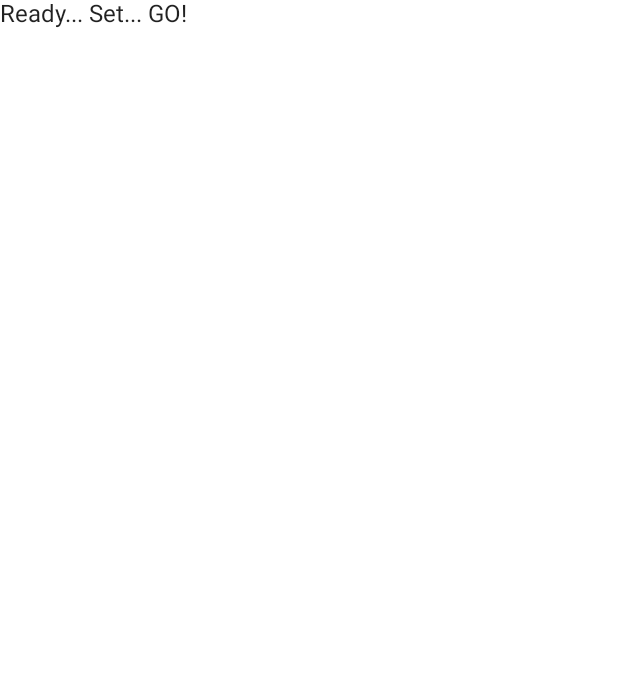
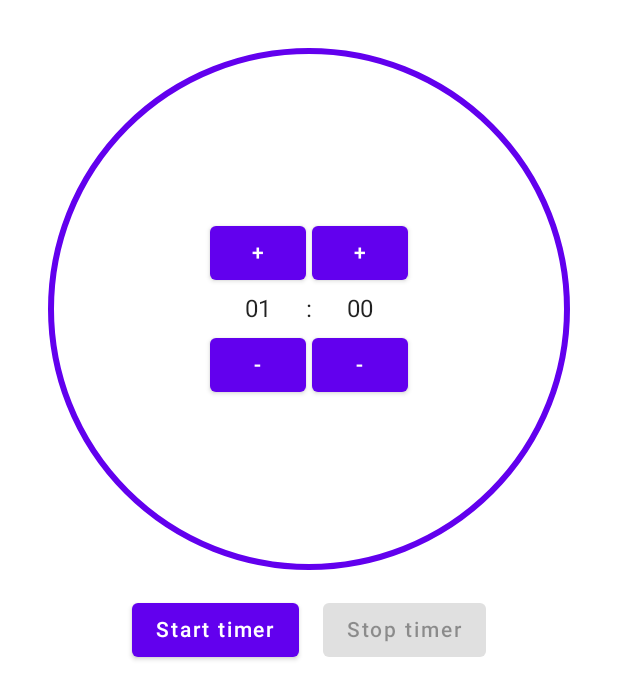
Before and after one commit to patrickdw1991/android-dev-challenge-compose-2, an Android app built with Jetpack Compose: the screen it shows after launch (MainActivity), on a phone screen of 412 x 824 dp. Before the commit the part shown is almost empty. Shown: the top 699 px of the screen. Run offline under Robolectric (Android 15) with nearby library versions, the phone set to English and light mode, and no system bars; our stand-ins replace livedata-compose.

Commit message:
Implement timer

```diff
--- a/app/build.gradle
+++ b/app/build.gradle
@@ -73,6 +73,7 @@ dependencies {
     implementation "androidx.compose.material:material-icons-extended:$compose_version"
     implementation "androidx.compose.ui:ui-tooling:$compose_version"
     implementation 'androidx.lifecycle:lifecycle-runtime-ktx:2.3.0'
+    implementation "androidx.compose.runtime:runtime-livedata:$compose_version"
 
     testImplementation 'junit:junit:4.13.2'
 
--- a/app/src/main/java/com/example/androiddevchallenge/MainActivity.kt
+++ b/app/src/main/java/com/example/androiddevchallenge/MainActivity.kt
@@ -18,37 +18,131 @@ package com.example.androiddevchallenge
 import android.os.Bundle
 import androidx.activity.compose.setContent
 import androidx.appcompat.app.AppCompatActivity
+import androidx.compose.foundation.layout.Arrangement
+import androidx.compose.foundation.layout.Box
+import androidx.compose.foundation.layout.Column
+import androidx.compose.foundation.layout.Row
+import androidx.compose.foundation.layout.aspectRatio
+import androidx.compose.foundation.layout.fillMaxWidth
+import androidx.compose.foundation.layout.padding
+import androidx.compose.material.Button
 import androidx.compose.material.MaterialTheme
 import androidx.compose.material.Surface
 import androidx.compose.material.Text
 import androidx.compose.runtime.Composable
+import androidx.compose.runtime.getValue
+import androidx.compose.runtime.livedata.observeAsState
+import androidx.compose.ui.Alignment
+import androidx.compose.ui.Modifier
 import androidx.compose.ui.tooling.preview.Preview
+import androidx.compose.ui.unit.dp
+import androidx.lifecycle.lifecycleScope
 import com.example.androiddevchallenge.ui.theme.MyTheme
+import kotlinx.coroutines.Job
+import kotlinx.coroutines.delay
 
 class MainActivity : AppCompatActivity() {
+    var timerJob: Job? = null
+
+    val viewModel = MainViewModel()
+
     override fun onCreate(savedInstanceState: Bundle?) {
         super.onCreate(savedInstanceState)
+
         setContent {
             MyTheme {
-                MyApp()
-            }
+                val timeLeft: Int by viewModel.timeLeft.observeAsState(60)
+                val totalTime: Int by viewModel.totalTime.observeAsState(60)
+                val state: MainViewModel.State by viewModel.state.observeAsState(MainViewModel.State.STOPPED)
+
+                TimerScreen(timeLeft, totalTime, state)
             }
         }
     }
 
     // Start building your app here!
     @Composable
-fun MyApp() {
+    fun TimerScreen(
+        timeLeft: Int,
+        totalTime: Int,
+        state: MainViewModel.State
+    ) {
         Surface(color = MaterialTheme.colors.background) {
-        Text(text = "Ready... Set... GO!")
+            Column(
+                modifier = Modifier
+                    .fillMaxWidth()
+                    .padding(32.dp)
+            ) {
+                Box(
+                    contentAlignment = Alignment.Center
+                ) {
+                    ProgressView(
+                        timeLeft, totalTime,
+                        Modifier
+                            .fillMaxWidth()
+                            .aspectRatio(1f)
+                    )
+                    TimerView(
+                        timeLeftInSeconds = timeLeft,
+                        isEditable = state != MainViewModel.State.RUNNING,
+                        onMinutePlus = { viewModel.addMinute() },
+                        onMinuteMinus = { viewModel.removeMinute() },
+                        onSecondPlus = { viewModel.addSecond() },
+                        onSecondMinus = { viewModel.removeSecond() }
+                    )
                 }
+                Row(
+                    Modifier
+                        .fillMaxWidth()
+                        .padding(8.dp),
+                    horizontalArrangement = Arrangement.Center
+                ) {
+                    val canStart = state != MainViewModel.State.RUNNING
+                    Button(
+                        modifier = Modifier.padding(8.dp),
+                        onClick = { startTimer() },
+                        enabled = totalTime != 0 && canStart
+                    ) {
+                        Text(text = "Start timer")
+                    }
+                    Button(
+                        modifier = Modifier.padding(8.dp),
+                        onClick = { stopTimer() },
+                        enabled = !canStart
+                    ) {
+                        Text(text = "Stop timer")
+                    }
+                }
+            }
+        }
+    }
+
+    private fun startTimer() {
+        stopTimer()
+
+        viewModel.setStateRunning()
+        timerJob = lifecycleScope.launchWhenResumed {
+            delay(1000)
+            repeat(viewModel.totalTime.value ?: 0) {
+                viewModel.decreaseTime()
+                delay(1000)
+            }
+
+            stopTimer()
+        }
+    }
+
+    private fun stopTimer() {
+        viewModel.setStateStopped()
+        timerJob?.cancel()
+        timerJob = null
     }
 
     @Preview("Light Theme", widthDp = 360, heightDp = 640)
     @Composable
     fun LightPreview() {
         MyTheme {
-        MyApp()
+            TimerScreen(10, 100, MainViewModel.State.STOPPED)
         }
     }
 
@@ -56,6 +150,7 @@ fun LightPreview() {
     @Composable
     fun DarkPreview() {
         MyTheme(darkTheme = true) {
-        MyApp()
+            TimerScreen(10, 100, MainViewModel.State.STOPPED)
         }
     }
+}
--- /dev/null
+++ b/app/src/main/java/com/example/androiddevchallenge/MainViewModel.kt
@@ -0,0 +1,78 @@
+/*
+ * Copyright 2021 The Android Open Source Project
+ *
+ * Licensed under the Apache License, Version 2.0 (the "License");
+ * you may not use this file except in compliance with the License.
+ * You may obtain a copy of the License at
+ *
+ *     https://www.apache.org/licenses/LICENSE-2.0
+ *
+ * Unless required by applicable law or agreed to in writing, software
+ * distributed under the License is distributed on an "AS IS" BASIS,
+ * WITHOUT WARRANTIES OR CONDITIONS OF ANY KIND, either express or implied.
+ * See the License for the specific language governing permissions and
+ * limitations under the License.
+ */
+package com.example.androiddevchallenge
+
+import androidx.lifecycle.LiveData
+import androidx.lifecycle.MutableLiveData
+import androidx.lifecycle.ViewModel
+
+class MainViewModel : ViewModel() {
+    private val _timeLeft = MutableLiveData(60)
+    private val _totalTime = MutableLiveData(60)
+    private val _state = MutableLiveData(State.STOPPED)
+    val timeLeft: LiveData<Int> = _timeLeft
+    val totalTime: LiveData<Int> = _totalTime
+    val state: LiveData<State> = _state
+
+    fun decreaseTime() {
+        _timeLeft.value = _timeLeft.value?.minus(1)
+    }
+
+    fun addMinute() {
+        _totalTime.value = _totalTime.value?.plus(60)
+        _timeLeft.value = _timeLeft.value?.plus(60)
+    }
+
+    fun addSecond() {
+        _totalTime.value = _totalTime.value?.plus(1)
+        _timeLeft.value = _timeLeft.value?.plus(1)
+    }
+
+    fun removeMinute() {
+        _totalTime.value = _totalTime.value?.minus(60)
+        _timeLeft.value = _timeLeft.value?.minus(60)
+        adjustToZeroIfNeeded()
+    }
+
+    fun removeSecond() {
+        _totalTime.value = _totalTime.value?.minus(1)
+        _timeLeft.value = _timeLeft.value?.minus(1)
+        adjustToZeroIfNeeded()
+    }
+
+    fun adjustToZeroIfNeeded() {
+        if ((_totalTime.value ?: 0) < 0) {
+            _totalTime.value = 0
+        }
+        if ((_timeLeft.value ?: 0) < 0) {
+            _timeLeft.value = 0
+        }
+    }
+
+    fun setStateRunning() {
+        _state.value = State.RUNNING
+    }
+
+    fun setStateStopped() {
+        _state.value = State.STOPPED
+        _timeLeft.value = _totalTime.value
+    }
+
+    enum class State {
+        RUNNING,
+        STOPPED
+    }
+}
--- /dev/null
+++ b/app/src/main/java/com/example/androiddevchallenge/ProgressView.kt
@@ -0,0 +1,57 @@
+/*
+ * Copyright 2021 The Android Open Source Project
+ *
+ * Licensed under the Apache License, Version 2.0 (the "License");
+ * you may not use this file except in compliance with the License.
+ * You may obtain a copy of the License at
+ *
+ *     https://www.apache.org/licenses/LICENSE-2.0
+ *
+ * Unless required by applicable law or agreed to in writing, software
+ * distributed under the License is distributed on an "AS IS" BASIS,
+ * WITHOUT WARRANTIES OR CONDITIONS OF ANY KIND, either express or implied.
+ * See the License for the specific language governing permissions and
+ * limitations under the License.
+ */
+package com.example.androiddevchallenge
+
+import androidx.compose.animation.core.animateFloatAsState
+import androidx.compose.material.CircularProgressIndicator
+import androidx.compose.material.ProgressIndicatorDefaults
+import androidx.compose.runtime.Composable
+import androidx.compose.ui.Modifier
+import androidx.compose.ui.tooling.preview.Preview
+import com.example.androiddevchallenge.ui.theme.MyTheme
+
+@Composable
+fun ProgressView(
+    timeLeft: Int,
+    totalTime: Int,
+    modifier: Modifier = Modifier
+) {
+    if (totalTime > 0) {
+        val animatedProgress = animateFloatAsState(
+            targetValue = timeLeft.toFloat() / totalTime.toFloat(),
+            animationSpec = ProgressIndicatorDefaults.ProgressAnimationSpec
+        ).value
+        CircularProgressIndicator(progress = animatedProgress, modifier)
+    } else {
+        CircularProgressIndicator(progress = 1f, modifier)
+    }
+}
+
+@Preview("progress preview 100%", widthDp = 360, heightDp = 640)
+@Composable
+fun ProgressPreview100Percent() {
+    MyTheme {
+        ProgressView(10, 100)
+    }
+}
+
+@Preview("progress preview 80%", widthDp = 360, heightDp = 640)
+@Composable
+fun ProgressPreview80Percent() {
+    MyTheme {
+        ProgressView(80, 100)
+    }
+}
--- /dev/null
+++ b/app/src/main/java/com/example/androiddevchallenge/TimerView.kt
@@ -0,0 +1,86 @@
+/*
+ * Copyright 2021 The Android Open Source Project
+ *
+ * Licensed under the Apache License, Version 2.0 (the "License");
+ * you may not use this file except in compliance with the License.
+ * You may obtain a copy of the License at
+ *
+ *     https://www.apache.org/licenses/LICENSE-2.0
+ *
+ * Unless required by applicable law or agreed to in writing, software
+ * distributed under the License is distributed on an "AS IS" BASIS,
+ * WITHOUT WARRANTIES OR CONDITIONS OF ANY KIND, either express or implied.
+ * See the License for the specific language governing permissions and
+ * limitations under the License.
+ */
+package com.example.androiddevchallenge
+
+import androidx.compose.foundation.layout.Column
+import androidx.compose.foundation.layout.Row
+import androidx.compose.foundation.layout.padding
+import androidx.compose.material.Button
+import androidx.compose.material.Text
+import androidx.compose.runtime.Composable
+import androidx.compose.ui.Alignment
+import androidx.compose.ui.Modifier
+import androidx.compose.ui.tooling.preview.Preview
+import androidx.compose.ui.unit.dp
+import com.example.androiddevchallenge.ui.theme.MyTheme
+
+@Composable
+fun TimerView(
+    timeLeftInSeconds: Int,
+    isEditable: Boolean,
+    onMinutePlus: () -> Unit = { },
+    onMinuteMinus: () -> Unit = { },
+    onSecondPlus: () -> Unit = { },
+    onSecondMinus: () -> Unit = { }
+) {
+    val minutesLeft = timeLeftInSeconds / 60
+    val restSeconds = timeLeftInSeconds % 60
+
+    Row(
+        modifier = Modifier.padding(16.dp),
+        verticalAlignment = Alignment.CenterVertically
+    ) {
+        Column(
+            horizontalAlignment = Alignment.CenterHorizontally
+        ) {
+            Button(onClick = onMinutePlus, enabled = isEditable) {
+                Text(text = "+")
+            }
+            Text(
+                text = "$minutesLeft".padStart(2, '0'),
+                modifier = Modifier.padding(4.dp)
+            )
+            Button(onClick = onMinuteMinus, enabled = isEditable) {
+                Text(text = "-")
+            }
+        }
+
+        Text(text = ":")
+
+        Column(
+            horizontalAlignment = Alignment.CenterHorizontally
+        ) {
+            Button(onClick = onSecondPlus, enabled = isEditable) {
+                Text(text = "+")
+            }
+            Text(
+                text = "$restSeconds".padStart(2, '0'),
+                modifier = Modifier.padding(4.dp)
+            )
+            Button(onClick = onSecondMinus, enabled = isEditable) {
+                Text(text = "-")
+            }
+        }
+    }
+}
+
+@Preview("timer preview", widthDp = 360, heightDp = 640)
+@Composable
+fun TimerPreview() {
+    MyTheme {
+        TimerView(60, true)
+    }
+}
```
Lines whose indentation alone changed are shown as unchanged.
